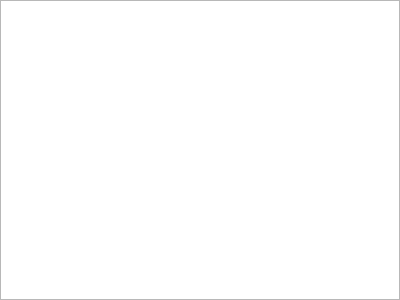
christopherpow/nesicide, file debugger/codeprofilerdockwidget.ui: the form before one commit.
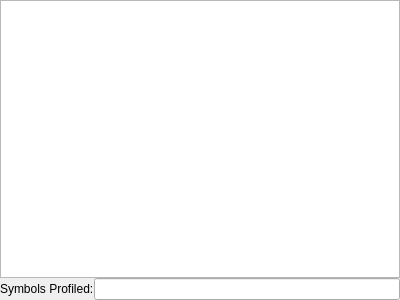
The form after the commit.

Commit message: Changes to Symbol Watch to support identical labels in different segments.  Changes to compiler interface to provide absolute address of symbols.  Addition of Code Profiler dock widget which, for now, shows only the number of times any particular symbol is entered.  Eventually, it will show procedures entered, percentage of CPU, cycle counts, etc.  This is mainly a push to get the infrastructure in place to display the information.

Patch:
```diff
--- a/debugger/codeprofilerdockwidget.ui
+++ b/debugger/codeprofilerdockwidget.ui
@@ -82,6 +82,24 @@
       </attribute>
      </widget>
     </item>
+    <item row="1" column="0">
+     <layout class="QFormLayout" name="formLayout">
+      <item row="0" column="0">
+       <widget class="QLabel" name="label">
+        <property name="text">
+         <string>Symbols Profiled:</string>
+        </property>
+       </widget>
+      </item>
+      <item row="0" column="1">
+       <widget class="QLineEdit" name="symbolsProfiled">
+        <property name="readOnly">
+         <bool>true</bool>
+        </property>
+       </widget>
+      </item>
+     </layout>
+    </item>
    </layout>
   </widget>
  </widget>
```
The commit also changes 15 other files.
